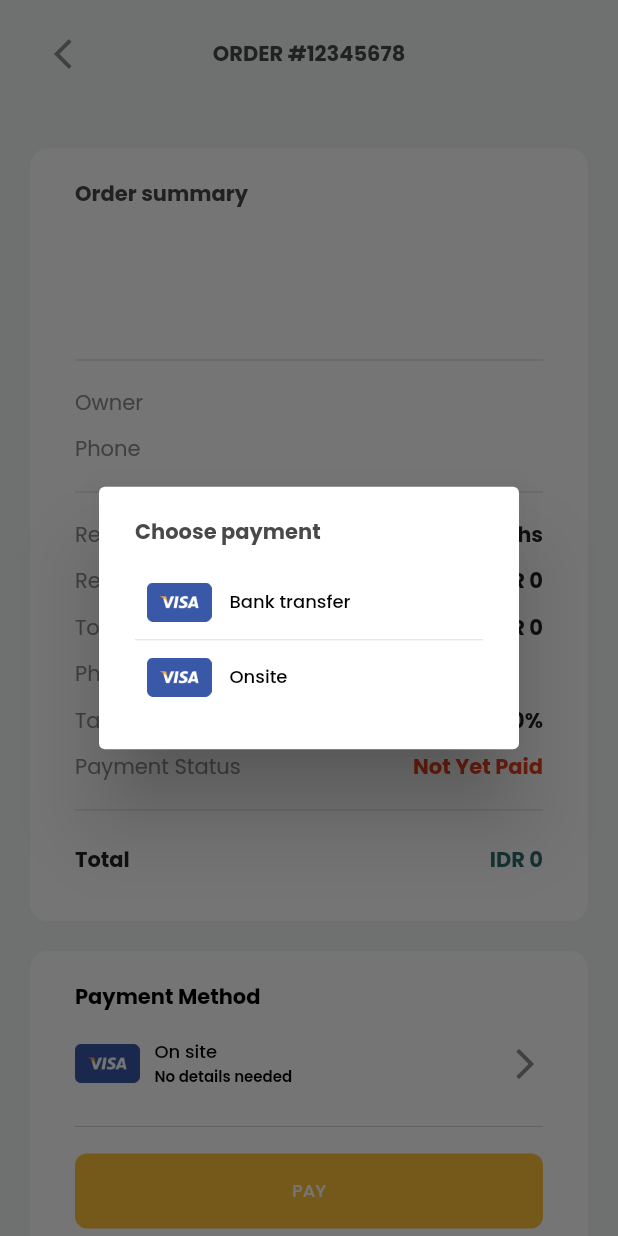
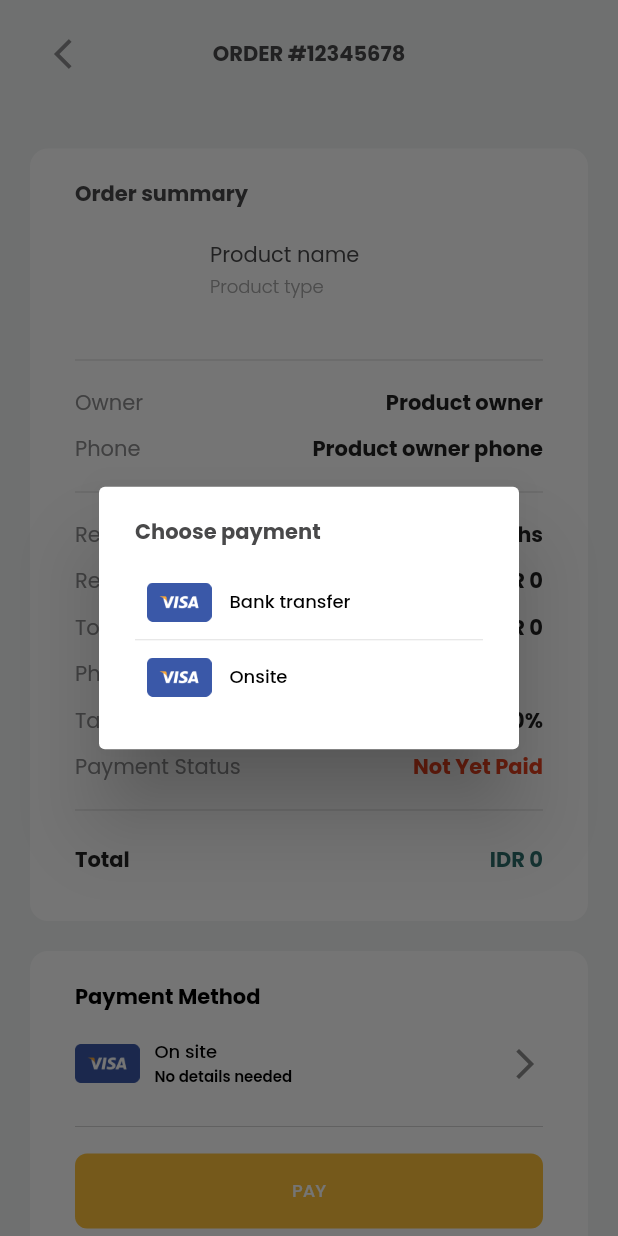
Before and after one commit to oniauliya99/Golekos-find-lodging, a Flutter app: the OrderDetails screen opened directly with empty values, after a tap on "On site", on a phone screen of 412 x 824 dp. Run offline on Flutter 3.47's test engine with Material 2 defaults, Android fonts, the phone set to English and light mode, and no system bars; our stand-ins replace cloud_firestore, email_validator, firebase_auth, firebase_core, flutter_svg, google_fonts and 1 more; accounts and stored records are empty; network calls fail; statements that could not run were skipped.

Commit message:
Default value for kost information

```diff
--- a/lib/pages/order_details_page.dart
+++ b/lib/pages/order_details_page.dart
@@ -19,10 +19,10 @@ class _OrderDetailsState extends State<OrderDetails> {
 
   String paymentSelected = 'onsite';
   String img = "https://via.placeholder.com/150";
-  String kostName = "";
-  String type = "";
-  String owner = "";
-  String phone = "";
+  String kostName = "Product name";
+  String type = "Product type";
+  String owner = "Product owner";
+  String phone = "Product owner phone";
   int price = 0;
   selectAPayment(value) {
     switch (paymentSelect) {
```
